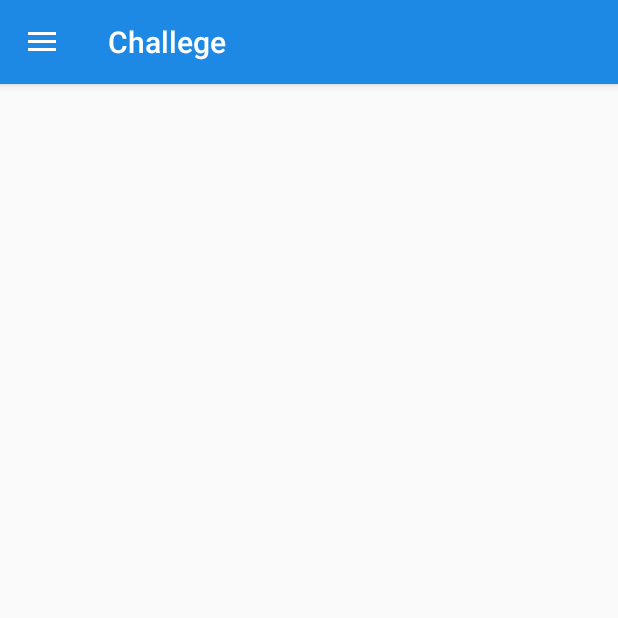
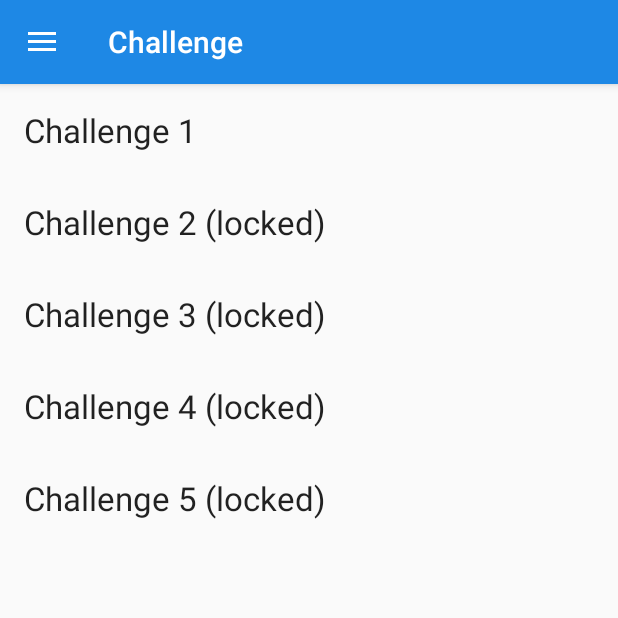
Before and after one commit to chungweileong94/Placetogo, an Android app: the screen it shows after launch (MainActivity), in the side drawer, after a tap on "Near By", on a phone screen of 412 x 824 dp, the top half of it. Run offline under Robolectric (Android 15) with nearby library versions, the phone set to English and light mode, and no system bars; libraries missing offline, so code that uses them is left out: jp.wasabeef.blurry; 1 statement that could not run was skipped.

Commit message:
Fixed error

```diff
--- a/app/src/main/java/com/example/chungwei/placetogo/MissionFragment.java
+++ b/app/src/main/java/com/example/chungwei/placetogo/MissionFragment.java
@@ -2,12 +2,22 @@ package com.example.chungwei.placetogo;
 
 import android.os.Bundle;
 import android.support.v4.app.Fragment;
+import android.support.v7.widget.LinearLayoutManager;
+import android.support.v7.widget.RecyclerView;
 import android.view.LayoutInflater;
 import android.view.View;
 import android.view.ViewGroup;
 
+import com.example.chungwei.placetogo.adapters.MissionRecyclerViewAdapter;
+
+import java.util.ArrayList;
+
 
 public class MissionFragment extends Fragment {
+
+    private RecyclerView rView;
+    private RecyclerView.Adapter adapter;
+    private RecyclerView.LayoutManager layoutManager;
 
     public MissionFragment() {
         // Required empty public constructor
@@ -27,6 +37,19 @@ public class MissionFragment extends Fragment {
     public View onCreateView(LayoutInflater inflater, ViewGroup container,
                              Bundle savedInstanceState) {
         // Inflate the layout for this fragment
-        return inflater.inflate(R.layout.fragment_mission, container, false);
+        View view = inflater.inflate(R.layout.fragment_mission, container, false);
+
+        ArrayList<String> list = new ArrayList<>();
+        for (int i = 0; i < 5; i++) {
+            list.add("Challenge " + (i + 1) + (i != 0 ? " (locked)" : ""));
+        }
+
+        rView = view.findViewById(R.id.rView);
+        adapter = new MissionRecyclerViewAdapter(view.getContext(), list);
+        layoutManager = new LinearLayoutManager(view.getContext());
+        rView.setAdapter(adapter);
+        rView.setLayoutManager(layoutManager);
+
+        return view;
     }
 }
--- /dev/null
+++ b/app/src/main/java/com/example/chungwei/placetogo/adapters/MissionRecyclerViewAdapter.java
@@ -0,0 +1,50 @@
+package com.example.chungwei.placetogo.adapters;
+
+import android.content.Context;
+import android.support.v7.widget.RecyclerView;
+import android.view.LayoutInflater;
+import android.view.View;
+import android.view.ViewGroup;
+import android.widget.TextView;
+
+import com.example.chungwei.placetogo.R;
+
+import java.util.ArrayList;
+
+
+public class MissionRecyclerViewAdapter extends RecyclerView.Adapter<MissionRecyclerViewAdapter.ViewHolder> {
+
+    private Context contex;
+    private ArrayList<String> list;
+
+    public MissionRecyclerViewAdapter(Context contex, ArrayList<String> list) {
+        this.contex = contex;
+        this.list = list;
+    }
+
+    @Override
+    public ViewHolder onCreateViewHolder(ViewGroup parent, int viewType) {
+        return new ViewHolder(LayoutInflater.from(contex).inflate(R.layout.item_layout, parent, false));
+    }
+
+    @Override
+    public void onBindViewHolder(ViewHolder holder, int position) {
+        holder.text.setText(list.get(position));
+    }
+
+    @Override
+    public int getItemCount() {
+        return list.size();
+    }
+
+    public class ViewHolder extends RecyclerView.ViewHolder {
+
+        public TextView text;
+
+        public ViewHolder(View itemView) {
+            super(itemView);
+
+            text = itemView.findViewById(R.id.text);
+        }
+    }
+}
--- a/app/src/main/res/layout/fragment_home.xml
+++ b/app/src/main/res/layout/fragment_home.xml
@@ -46,7 +46,7 @@
                     app:layout_constraintTop_toTopOf="parent" />
 
                 <android.support.design.widget.FloatingActionButton
-                    android:id="@+id/floatingActionButton"
+                    android:id="@+id/search_floatingActionButton"
                     android:layout_width="wrap_content"
                     android:layout_height="wrap_content"
                     android:layout_marginEnd="8dp"
@@ -76,7 +76,8 @@
                 android:layout_height="wrap_content"
                 android:layout_margin="16dp"
                 android:background="@drawable/ripple_selector"
-                android:clickable="true">
+                android:clickable="true"
+                app:cardCornerRadius="10dp">
 
                 <LinearLayout
                     android:layout_width="match_parent"
--- a/app/src/main/res/layout/fragment_mission.xml
+++ b/app/src/main/res/layout/fragment_mission.xml
@@ -1,8 +1,11 @@
-<FrameLayout xmlns:android="http://schemas.android.com/apk/res/android"
+<android.support.design.widget.CoordinatorLayout xmlns:android="http://schemas.android.com/apk/res/android"
     xmlns:tools="http://schemas.android.com/tools"
     android:layout_width="match_parent"
     android:layout_height="match_parent"
     tools:context="com.example.chungwei.placetogo.MissionFragment">
 
-
-</FrameLayout>
+    <android.support.v7.widget.RecyclerView
+        android:id="@+id/rView"
+        android:layout_width="match_parent"
+        android:layout_height="match_parent"></android.support.v7.widget.RecyclerView>
+</android.support.design.widget.CoordinatorLayout>
--- /dev/null
+++ b/app/src/main/res/layout/item_layout.xml
@@ -0,0 +1,14 @@
+<?xml version="1.0" encoding="utf-8"?>
+<LinearLayout xmlns:android="http://schemas.android.com/apk/res/android"
+    android:layout_width="match_parent"
+    android:layout_height="wrap_content"
+    android:background="@drawable/ripple_selector"
+    android:clickable="true"
+    android:padding="16dp">
+
+    <TextView
+        android:id="@+id/text"
+        android:layout_width="wrap_content"
+        android:layout_height="wrap_content"
+        android:textAppearance="@style/Base.TextAppearance.AppCompat.Large" />
+</LinearLayout>
--- a/app/src/main/res/values/strings.xml
+++ b/app/src/main/res/values/strings.xml
@@ -9,7 +9,7 @@
     <string name="action_settings">Settings</string>
 
     <string name="home">Home</string>
-    <string name="mission">Challege</string>
+    <string name="mission">Challenge</string>
     <string name="near_by">Near By</string>
     <string name="history">History</string>
     <string name="settings">Settings</string>
@@ -21,5 +21,5 @@
     <!-- TODO: Remove or change this placeholder text -->
     <string name="hello_blank_fragment">Hello blank fragment</string>
     <string name="what_s_in_your_mind">What\'s in your mind</string>
-    <string name="home_mission_msg">Let\'s go for challege!</string>
+    <string name="home_mission_msg">Let\'s go for challenge!</string>
 </resources>
```
Also changed, not shown: app/build.gradle (+11 -4 lines), app/src/main/java/com/example/chungwei/placetogo/HomeFragment.java (+13 -0 lines).
